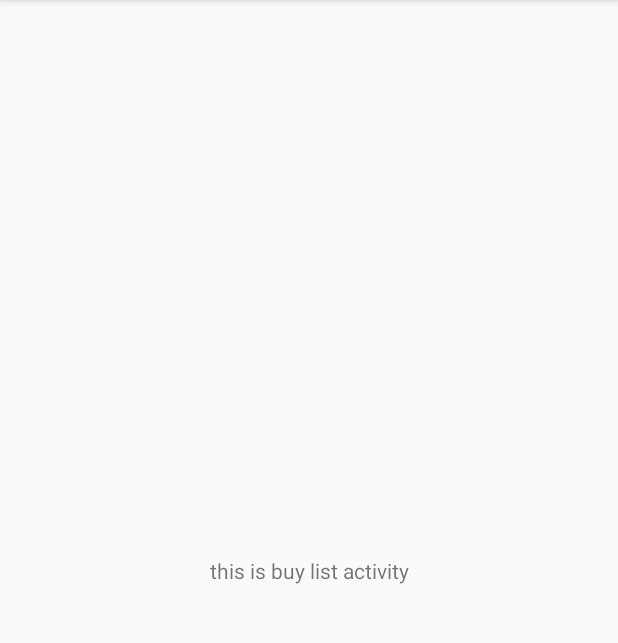
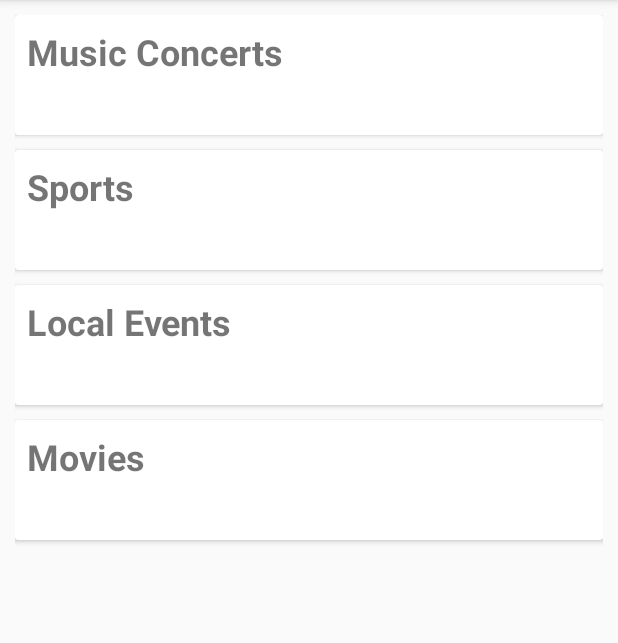
Before and after one commit to siddhantkharode/ReTicket, an Android app: the BuyListActivity screen opened directly, with no data from a screen before it, on a phone screen of 412 x 824 dp, the part 84-727 px from its top. Run offline under Robolectric (Android 15) with nearby library versions, the phone set to English and light mode, and no system bars; our stand-ins replace Firebase (no records; nobody signed in at launch, a user with empty details on screens opened directly).

Commit message:
BuyListActivity.java now has new cards

```diff
--- a/app/build.gradle
+++ b/app/build.gradle
@@ -31,4 +31,6 @@ dependencies {
     androidTestImplementation 'androidx.test.espresso:espresso-core:3.2.0'
     implementation 'com.google.firebase:firebase-analytics:17.3.0'
     implementation 'com.google.firebase:firebase-auth:19.3.0'
+    implementation 'com.android.support:cardview-v7:28.0.0'
+    implementation 'com.android.support:design:28.0.0'
 }
--- a/app/src/main/AndroidManifest.xml
+++ b/app/src/main/AndroidManifest.xml
@@ -9,7 +9,11 @@
         android:roundIcon="@mipmap/ic_launcher_round"
         android:supportsRtl="true"
         android:theme="@style/AppTheme">
-        <activity android:name=".SellListActivity"></activity>
+        <activity android:name=".BuyLocalEventList"></activity>
+        <activity android:name=".BuySportList" />
+        <activity android:name=".BuyMusicConcertList" />
+        <activity android:name=".BuyMovieList" />
+        <activity android:name=".SellListActivity" />
         <activity android:name=".BuyListActivity" />
         <activity android:name=".UpdatePassword" />
         <activity android:name=".UpdateProfile" />
--- a/app/src/main/java/com/example/proto1/BuyListActivity.java
+++ b/app/src/main/java/com/example/proto1/BuyListActivity.java
@@ -3,14 +3,25 @@ package com.example.proto1;
 import androidx.annotation.NonNull;
 import androidx.appcompat.app.AppCompatActivity;
 
+import android.content.Context;
 import android.content.Intent;
 import android.os.Bundle;
+import android.view.LayoutInflater;
 import android.view.Menu;
 import android.view.MenuItem;
+import android.view.View;
+import android.view.ViewGroup;
+import android.widget.AdapterView;
+import android.widget.BaseAdapter;
+import android.widget.ListView;
+import android.widget.SimpleAdapter;
+import android.widget.TextView;
 
 import com.google.firebase.auth.FirebaseAuth;
 
 public class BuyListActivity extends AppCompatActivity {
+
+    private ListView listView;
 
     private FirebaseAuth firebaseAuth;
 
@@ -19,9 +30,91 @@ public class BuyListActivity extends AppCompatActivity {
         super.onCreate(savedInstanceState);
         setContentView(R.layout.activity_buy_list);
 
+        setUIViews();
+
         firebaseAuth = FirebaseAuth.getInstance();
         getSupportActionBar().setDisplayHomeAsUpEnabled(true);
 
+        setupListView();
+    }
+
+    private void setUIViews(){
+        listView = (ListView)findViewById(R.id.lvBuy);
+    }
+
+    private void setupListView(){
+        String[] title = getResources().getStringArray(R.array.BuyList);
+
+        SimpleAdapter simpleAdapter = new SimpleAdapter(this, title);
+        listView.setAdapter(simpleAdapter);
+
+        listView.setOnItemClickListener(new AdapterView.OnItemClickListener() {
+            @Override
+            public void onItemClick(AdapterView<?> adapterView, View view, int position, long l) {
+                switch(position){
+                    case 0 : {
+                        startActivity(new Intent(BuyListActivity.this, BuyMusicConcertList.class));
+                        break;
+                    }
+                    case 1 : {
+                        startActivity(new Intent(BuyListActivity.this, BuySportList.class));
+                        break;
+                    }
+                    case 2 : {
+                        startActivity(new Intent(BuyListActivity.this, BuyLocalEventList.class));
+                        break;
+                    }
+                    case 3 : {
+                        startActivity(new Intent(BuyListActivity.this, BuyMovieList.class));
+                        break;
+                    }
+
+                }
+            }
+        });
+
+    }
+
+    public class SimpleAdapter extends BaseAdapter{
+
+        private Context mContext;
+        private LayoutInflater layoutInflater;
+        private TextView title;
+        private String[] titleArray;
+
+        public SimpleAdapter(Context context, String[] title){
+            mContext = context;
+            titleArray = title;
+            layoutInflater = LayoutInflater.from(context);
+        }
+
+        @Override
+        public int getCount() {
+            return titleArray.length;
+        }
+
+        @Override
+        public Object getItem(int position) {
+            return titleArray[position];
+        }
+
+        @Override
+        public long getItemId(int position) {
+            return position;
+        }
+
+        @Override
+        public View getView(int position, View convertView, ViewGroup parent) {
+            if(convertView == null){
+                convertView = layoutInflater.inflate(R.layout.buy_list_single_item, null);
+            }
+
+            title = (TextView)convertView.findViewById(R.id.tvTitle);
+
+            title.setText(titleArray[position]);
+
+            return convertView;
+        }
     }
 
     private void Logout(){
--- a/app/src/main/res/layout/activity_buy_list.xml
+++ b/app/src/main/res/layout/activity_buy_list.xml
@@ -1,21 +1,17 @@
 <?xml version="1.0" encoding="utf-8"?>
-<androidx.constraintlayout.widget.ConstraintLayout xmlns:android="http://schemas.android.com/apk/res/android"
+<RelativeLayout xmlns:android="http://schemas.android.com/apk/res/android"
     xmlns:app="http://schemas.android.com/apk/res-auto"
     xmlns:tools="http://schemas.android.com/tools"
     android:layout_width="match_parent"
     android:layout_height="match_parent"
     tools:context=".BuyListActivity">
 
-    <TextView
-        android:id="@+id/textView2"
-        android:layout_width="wrap_content"
-        android:layout_height="wrap_content"
-        android:layout_marginStart="8dp"
-        android:layout_marginEnd="8dp"
-        android:layout_marginBottom="8dp"
-        android:text="this is buy list activity"
-        app:layout_constraintBottom_toBottomOf="parent"
-        app:layout_constraintEnd_toEndOf="parent"
-        app:layout_constraintStart_toStartOf="parent"
-        app:layout_constraintTop_toTopOf="parent" />
-</androidx.constraintlayout.widget.ConstraintLayout>
+    <ListView
+        android:layout_width="match_parent"
+        android:layout_height="match_parent"
+        android:layout_margin="10dp"
+        android:dividerHeight="10dp"
+        android:id="@+id/lvBuy"
+        android:divider="@null"></ListView>
+
+</RelativeLayout>
--- /dev/null
+++ b/app/src/main/res/layout/buy_list_single_item.xml
@@ -0,0 +1,21 @@
+<androidx.cardview.widget.CardView android:layout_width="match_parent"
+    android:layout_height="wrap_content"
+    android:elevation="4dp"
+    xmlns:android="http://schemas.android.com/apk/res/android">
+
+    <LinearLayout
+        android:layout_width="wrap_content"
+        android:layout_height="wrap_content">
+
+        <TextView
+            android:layout_width="wrap_content"
+            android:layout_height="80sp"
+            android:id="@+id/tvTitle"
+            android:textStyle="bold"
+            android:padding="8dp"
+            android:textSize="24sp"
+            android:text="Title"/>
+
+    </LinearLayout>
+
+</androidx.cardview.widget.CardView>
--- a/app/src/main/res/values/strings.xml
+++ b/app/src/main/res/values/strings.xml
@@ -1,3 +1,11 @@
 <resources>
     <string name="app_name">Proto1</string>
+
+    <string-array name="BuyList">
+        <item> Music Concerts </item>
+        <item> Sports </item>
+        <item> Local Events </item>
+        <item> Movies </item>
+    </string-array>
+
 </resources>
```
Also changed, not shown: app/src/main/java/com/example/proto1/BuyLocalEventList.java (added, +59 -0 lines), app/src/main/java/com/example/proto1/BuyMovieList.java (added, +58 -0 lines), app/src/main/java/com/example/proto1/BuyMusicConcertList.java (added, +58 -0 lines), app/src/main/java/com/example/proto1/BuySportList.java (added, +57 -0 lines), app/src/main/res/layout/activity_buy_local_event_list.xml (added, +20 -0 lines), app/src/main/res/layout/activity_buy_movie_list.xml (added, +20 -0 lines), app/src/main/res/layout/activity_buy_music_concert_list.xml (added, +20 -0 lines), app/src/main/res/layout/activity_buy_sport_list.xml (added, +21 -0 lines).
